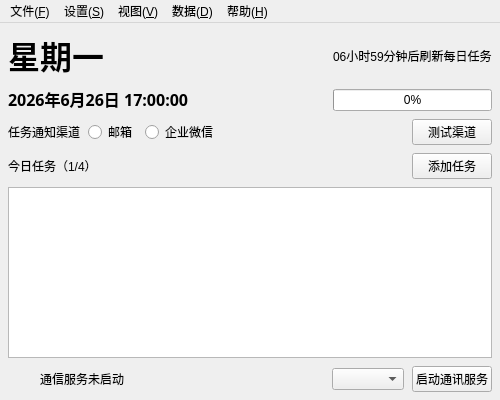
Above: MainWindow.ui from AndroidCoderPeng/TaskDispatcher before the change. Below: the same form after it.
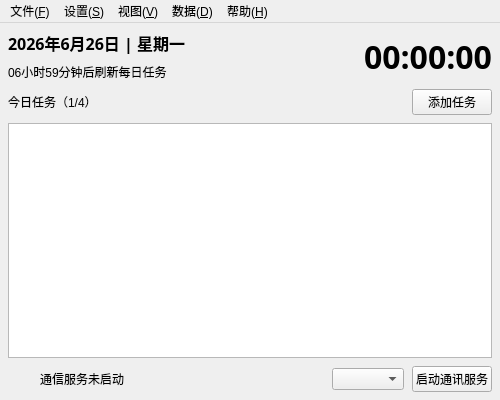
That is the form after the change. Icons and pictures are not drawn.

Commit message: feat(ui): 添加当前日期和时间自动更新功能，优化界面控件

What changed in the file:
```diff
--- a/MainWindow.ui
+++ b/MainWindow.ui
@@ -40,7 +40,7 @@
                     <number>8</number>
                 </property>
                 <item>
-                    <layout class="QVBoxLayout" name="verticalLayout" stretch="0,0,0">
+                    <layout class="QVBoxLayout" name="verticalLayout" stretch="0,0">
                         <property name="spacing">
                             <number>8</number>
                         </property>
@@ -55,21 +55,7 @@
                                             <number>8</number>
                                         </property>
                                         <item>
-                                            <widget class="QLabel" name="weekDayLabel">
-                                                <property name="font">
-                                                    <font>
-                                                        <family>汉仪中圆B5</family>
-                                                        <pointsize>24</pointsize>
-                                                        <bold>true</bold>
-                                                    </font>
-                                                </property>
-                                                <property name="text">
-                                                    <string>星期一</string>
-                                                </property>
-                                            </widget>
-                                        </item>
-                                        <item>
-                                            <widget class="QLabel" name="timeLabel">
+                                            <widget class="QLabel" name="dateLabel">
                                                 <property name="font">
                                                     <font>
                                                         <family>汉仪中圆B5</family>
@@ -78,17 +64,10 @@
                                                     </font>
                                                 </property>
                                                 <property name="text">
-                                                    <string>2026年6月26日 17:00:00</string>
+                                                    <string>2026年6月26日 | 星期一</string>
                                                 </property>
                                             </widget>
                                         </item>
-                                    </layout>
-                                </item>
-                                <item>
-                                    <layout class="QVBoxLayout" name="verticalLayout_3">
-                                        <property name="spacing">
-                                            <number>8</number>
-                                        </property>
                                         <item>
                                             <widget class="QLabel" name="countDownLabel">
                                                 <property name="text">
@@ -96,60 +75,19 @@
                                                 </property>
                                             </widget>
                                         </item>
-                                        <item>
-                                            <widget class="QProgressBar" name="progressBar">
-                                                <property name="value">
-                                                    <number>0</number>
-                                                </property>
-                                            </widget>
-                                        </item>
                                     </layout>
                                 </item>
-                            </layout>
-                        </item>
-                        <item>
-                            <layout class="QHBoxLayout" name="horizontalLayout_3">
-                                <property name="spacing">
-                                    <number>8</number>
-                                </property>
                                 <item>
-                                    <widget class="QLabel" name="label">
-                                        <property name="text">
-                                            <string>任务通知渠道</string>
+                                    <widget class="QLabel" name="timeLabel">
+                                        <property name="font">
+                                            <font>
+                                                <family>IQYHT Black</family>
+                                                <pointsize>24</pointsize>
+                                                <bold>true</bold>
+                                            </font>
                                         </property>
-                                    </widget>
-                                </item>
-                                <item>
-                                    <widget class="QRadioButton" name="emailRadioButton">
                                         <property name="text">
-                                            <string>邮箱</string>
-                                        </property>
-                                    </widget>
-                                </item>
-                                <item>
-                                    <widget class="QRadioButton" name="radioButton">
-                                        <property name="text">
-                                            <string>企业微信</string>
-                                        </property>
-                                    </widget>
-                                </item>
-                                <item>
-                                    <spacer name="horizontalSpacer_2">
-                                        <property name="orientation">
-                                            <enum>Qt::Horizontal</enum>
-                                        </property>
-                                        <property name="sizeHint" stdset="0">
-                                            <size>
-                                                <width>40</width>
-                                                <height>20</height>
-                                            </size>
-                                        </property>
-                                    </spacer>
-                                </item>
-                                <item>
-                                    <widget class="QPushButton" name="testNoticeButton">
-                                        <property name="text">
-                                            <string>测试渠道</string>
+                                            <string>00:00:00</string>
                                         </property>
                                     </widget>
                                 </item>
```
Left out of the diff: 20 changed lines with no effect on the pictures. The commit also changes 1 other file.
